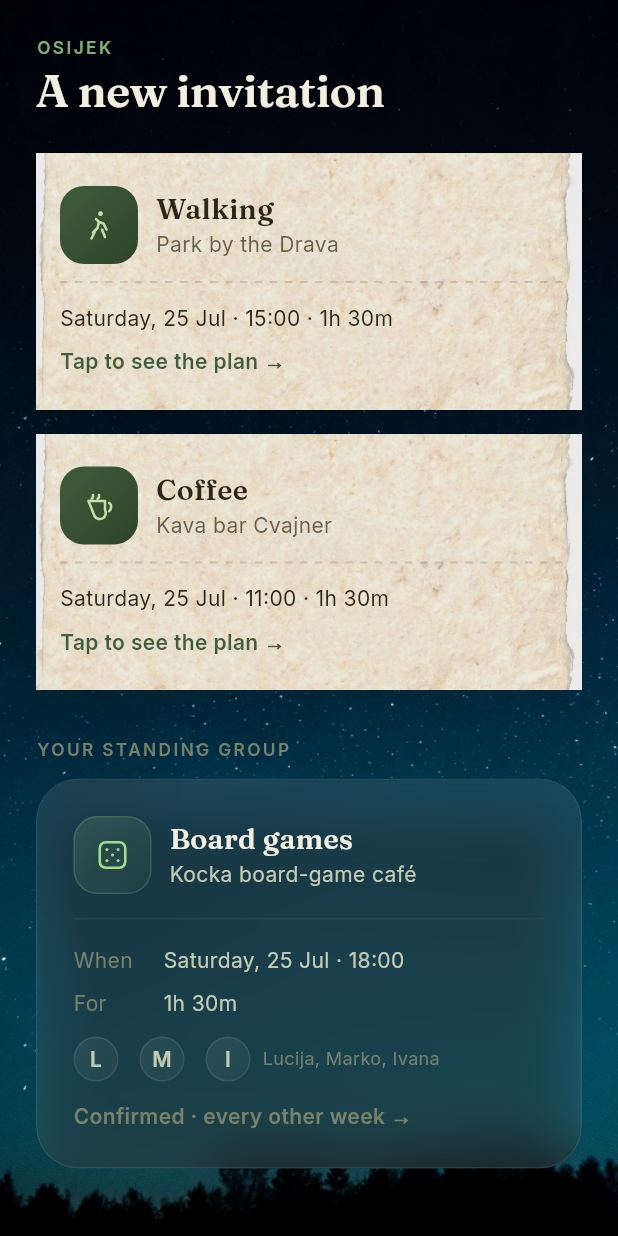
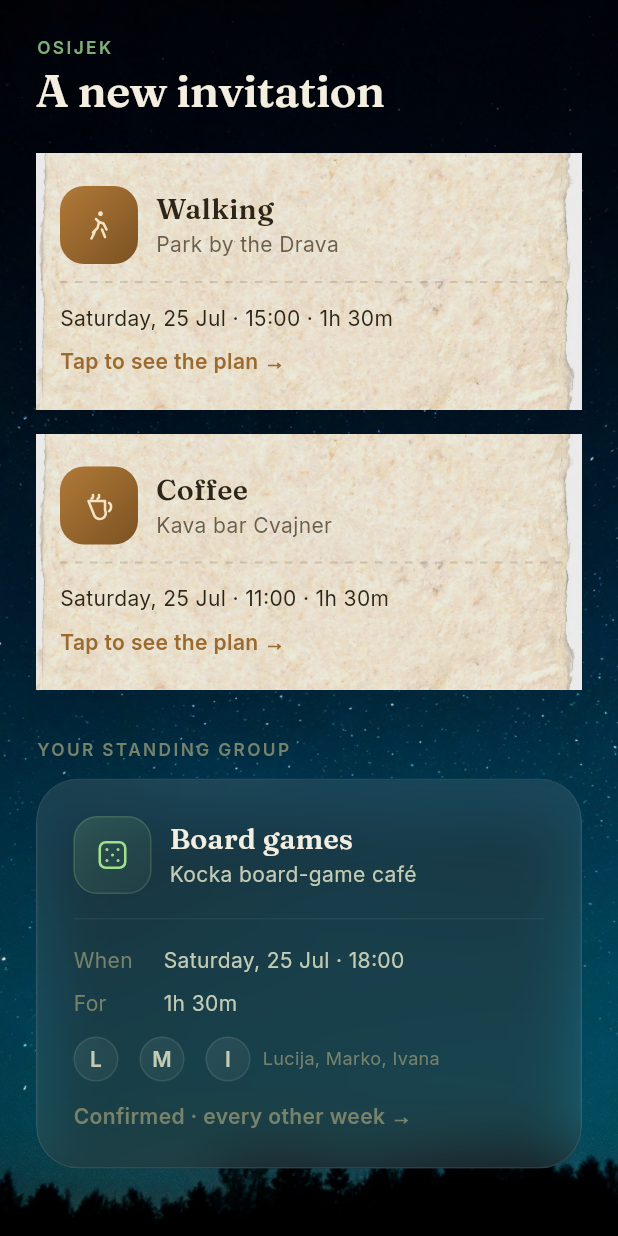
Before and after one commit to KristijanPruzinac/ekipa, a Flutter app: the screen it shows after launch, after a tap on "See my invitation", on a phone screen of 412 x 824 dp. Run offline on Flutter 3.47's test engine with Material 3 defaults, Android fonts, the phone set to English and light mode, and no system bars; our stand-ins replace go_router, google_fonts, supabase_flutter; accounts and stored records are empty.

Commit message:
Palette reconciliation: two warmth registers
Locks the §0.2 decision. Instead of "ember appears exactly twice", the app now
runs two deliberate registers: moss owns the digital/system layer (labels, the
standing-group card, secondary actions, the star threads), and amber/ember owns
the tactile paper & arrival layer (the ticket, the arrival pulse, the single
commitment button, the warm star-trails).

The invite tickets were still green -- moss icon tiles and moss section labels,
which put the system colour on the paper world. Their tiles and accents move to
amber (paperTile* + paperEmber); the moss-on-paper token is retired.

Co-Authored-By: Claude Opus 4.8 <noreply@anthropic.com>

```diff
--- a/lib/screens/home_screen.dart
+++ b/lib/screens/home_screen.dart
@@ -226,12 +226,12 @@ class _PaperInviteCard extends StatelessWidget {
                       gradient: const LinearGradient(
                         begin: Alignment.topLeft,
                         end: Alignment.bottomRight,
-                        colors: [Color(0xFF3F5D3A), Color(0xFF2E4429)],
+                        colors: [EkipaColors.paperTileTop, EkipaColors.paperTileBottom],
                       ),
                       borderRadius: BorderRadius.circular(EkipaRadius.md),
                     ),
                     child: ActivityIcon(meetup.activitySlug,
-                        size: 24, color: const Color(0xFFBFE0A8)),
+                        size: 24, color: EkipaColors.paperTileGlyph),
                   ),
                 ),
                 const SizedBox(width: EkipaSpace.md),
@@ -261,7 +261,7 @@ class _PaperInviteCard extends StatelessWidget {
             const SizedBox(height: EkipaSpace.sm),
             const AppText('Tap to see the plan →',
                 variant: EkipaTextVariant.calloutStrong,
-                tone: EkipaTone.paperMoss),
+                tone: EkipaTone.paperEmber),
           ],
         ),
       ),
--- a/lib/screens/invite_detail_screen.dart
+++ b/lib/screens/invite_detail_screen.dart
@@ -179,12 +179,12 @@ class _InviteDetailScreenState extends State<InviteDetailScreen> {
                       gradient: const LinearGradient(
                         begin: Alignment.topLeft,
                         end: Alignment.bottomRight,
-                        colors: [Color(0xFF3F5D3A), Color(0xFF2E4429)],
+                        colors: [EkipaColors.paperTileTop, EkipaColors.paperTileBottom],
                       ),
                       borderRadius: BorderRadius.circular(EkipaRadius.lg),
                     ),
                     child: ActivityIcon(meetup.activitySlug,
-                        size: 30, color: const Color(0xFFBFE0A8)),
+                        size: 30, color: EkipaColors.paperTileGlyph),
                   ),
                 ),
               ),
@@ -327,7 +327,7 @@ class _PaperSection extends StatelessWidget {
     return Column(
       crossAxisAlignment: CrossAxisAlignment.start,
       children: [
-        AppText(label, variant: EkipaTextVariant.label, tone: EkipaTone.paperMoss),
+        AppText(label, variant: EkipaTextVariant.label, tone: EkipaTone.paperEmber),
         const SizedBox(height: EkipaSpace.sm),
         child,
       ],
--- a/lib/theme/colors.dart
+++ b/lib/theme/colors.dart
@@ -70,9 +70,13 @@ class EkipaColors extends ThemeExtension<EkipaColors> {
   // ThemeExtension. Dark, warm, and readable on cream.
   static const paperInk = Color(0xFF2E2519);
   static const paperInkSoft = Color(0xFF6B5F4C);
-  static const paperMoss = Color(0xFF3F5D3A); // section labels on paper
-  static const paperEmber = Color(0xFF9A6A2E); // warm accent on paper
+  static const paperEmber = Color(0xFF9A6A2E); // the paper world's one accent
   static const paperLine = Color(0x33564A38); // perforation / hairline on paper
+  // The warm activity tile that sits on cream stock — the paper/arrival layer
+  // is amber, never moss (moss owns the digital/system layer). See DESIGN.md.
+  static const paperTileTop = Color(0xFFB07A38);
+  static const paperTileBottom = Color(0xFF7C5222);
+  static const paperTileGlyph = Color(0xFFF3E4C6);
 
   static const dusk = EkipaColors(
     bg: Color(0xFF0A0F0A),
--- a/lib/widgets/app_text.dart
+++ b/lib/widgets/app_text.dart
@@ -15,7 +15,6 @@ enum EkipaTone {
   // The "paper" world — dark ink for text on cream ticket cards.
   paperInk,
   paperSoft,
-  paperMoss,
   paperEmber,
 }
 
@@ -31,7 +30,6 @@ Color _toneColor(EkipaTone tone, EkipaColors c) {
     EkipaTone.normal => c.ink,
     EkipaTone.paperInk => EkipaColors.paperInk,
     EkipaTone.paperSoft => EkipaColors.paperInkSoft,
-    EkipaTone.paperMoss => EkipaColors.paperMoss,
     EkipaTone.paperEmber => EkipaColors.paperEmber,
   };
 }
```
